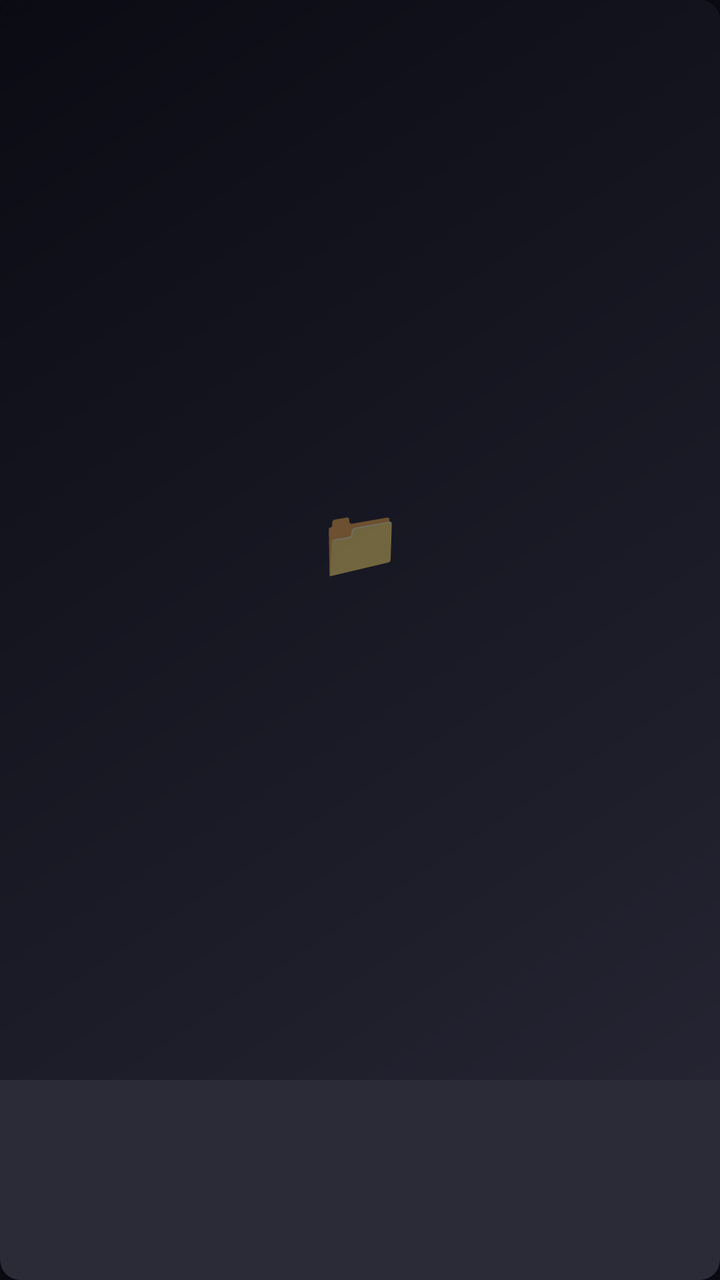
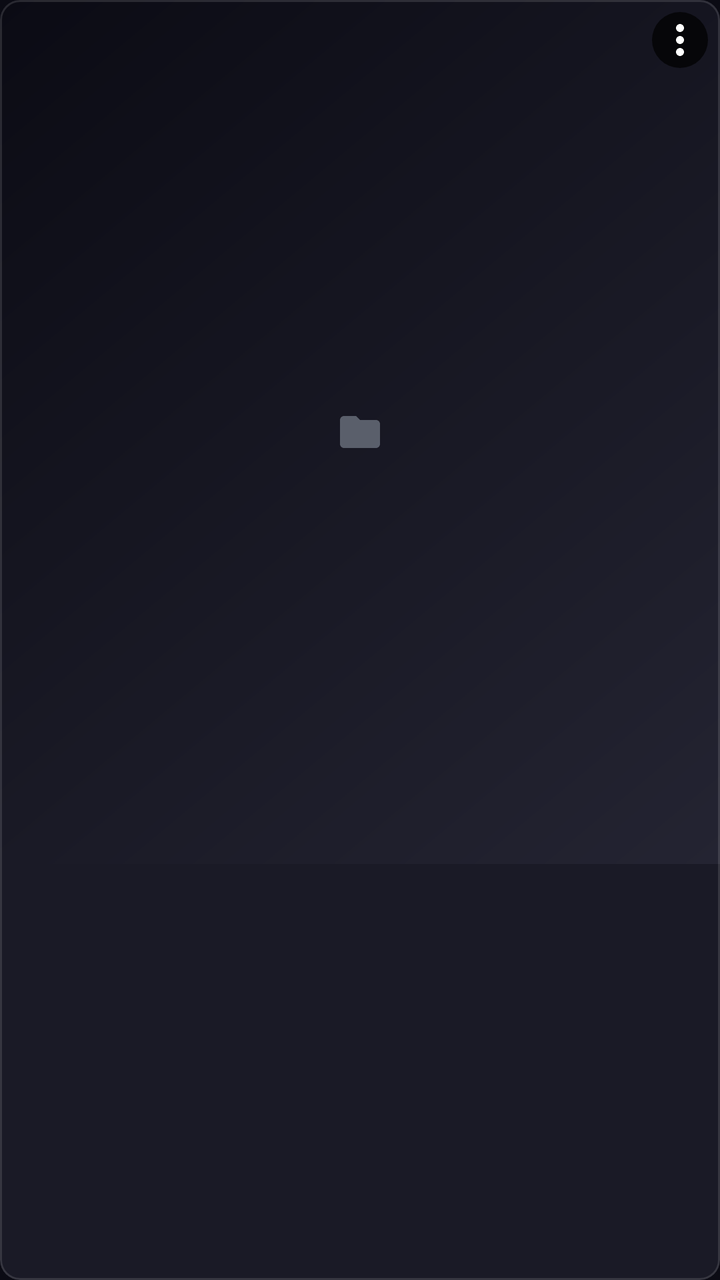

Compare the two renders of this Android layout. The source of the first and the diff that turns it into the second are given below.
<!-- AndroidManifest.xml: application theme Theme.RetroTube -->
<!-- res/layout/item_folder.xml -->
<?xml version="1.0" encoding="utf-8"?>
<com.google.android.material.card.MaterialCardView
    xmlns:android="http://schemas.android.com/apk/res/android"
    xmlns:app="http://schemas.android.com/apk/res-auto"
    android:id="@+id/folderCard"
    android:layout_width="match_parent"
    android:layout_height="wrap_content"
    android:layout_margin="7dp"
    android:clickable="true"
    android:focusable="true"
    app:cardBackgroundColor="@color/retro_surface"
    app:cardCornerRadius="10dp"
    app:cardElevation="3dp"
    app:rippleColor="@color/retro_teal">

    <androidx.constraintlayout.widget.ConstraintLayout
        android:layout_width="match_parent"
        android:layout_height="wrap_content">

        <View
            android:id="@+id/folderArt"
            android:layout_width="0dp"
            android:layout_height="0dp"
            android:background="@drawable/folder_poster_background"
            app:layout_constraintDimensionRatio="2:3"
            app:layout_constraintTop_toTopOf="parent"
            app:layout_constraintStart_toStartOf="parent"
            app:layout_constraintEnd_toEndOf="parent" />

        <TextView
            android:layout_width="wrap_content"
            android:layout_height="wrap_content"
            android:text="📁"
            android:textSize="34sp"
            android:alpha="0.55"
            app:layout_constraintTop_toTopOf="@id/folderArt"
            app:layout_constraintBottom_toBottomOf="@id/folderArt"
            app:layout_constraintStart_toStartOf="@id/folderArt"
            app:layout_constraintEnd_toEndOf="@id/folderArt" />

        <TextView
            android:id="@+id/removeFolderButton"
            android:layout_width="28dp"
            android:layout_height="28dp"
            android:layout_margin="6dp"
            android:text="✕"
            android:textColor="@android:color/white"
            android:textSize="14sp"
            android:gravity="center"
            android:background="@drawable/poster_icon_background"
            android:visibility="gone"
            app:layout_constraintTop_toTopOf="@id/folderArt"
            app:layout_constraintStart_toStartOf="@id/folderArt" />

        <TextView
            android:id="@+id/folderName"
            android:layout_width="0dp"
            android:layout_height="wrap_content"
            android:layout_marginStart="10dp"
            android:layout_marginEnd="10dp"
            android:layout_marginTop="10dp"
            android:layout_marginBottom="12dp"
            android:textColor="@color/retro_text_primary"
            android:textSize="14.5sp"
            android:lineSpacingExtra="2dp"
            android:textStyle="bold"
            android:maxLines="2"
            android:ellipsize="end"
            app:layout_constraintTop_toBottomOf="@id/folderArt"
            app:layout_constraintStart_toStartOf="parent"
            app:layout_constraintEnd_toEndOf="parent"
            app:layout_constraintBottom_toBottomOf="parent" />

    </androidx.constraintlayout.widget.ConstraintLayout>

</com.google.android.material.card.MaterialCardView>
<!-- resources referenced by this layout -->
<resources>
  <color name="retro_surface">#1A1A26</color>
  <color name="retro_teal">#2FE6D0</color>
  <color name="retro_text_primary">#F2F2F5</color>
  <!-- drawable folder_poster_background (drawable) -->
  <?xml version="1.0" encoding="utf-8"?>
  <shape xmlns:android="http://schemas.android.com/apk/res/android">
      <gradient
          android:type="linear"
          android:angle="135"
          android:startColor="@color/retro_surface_alt"
          android:endColor="@color/retro_background" />
  </shape>
  <!-- drawable poster_icon_background (drawable) -->
  <?xml version="1.0" encoding="utf-8"?>
  <shape xmlns:android="http://schemas.android.com/apk/res/android"
      android:shape="oval">
      <solid android:color="#B8000000" />
  </shape>
  <style name="Theme.RetroTube" parent="Theme.MaterialComponents.NoActionBar">
          <item name="colorPrimary">@color/retro_teal</item>
          <item name="colorPrimaryDark">@color/retro_background</item>
          <item name="colorOnPrimary">@color/retro_teal_on</item>
          <item name="colorSecondary">@color/retro_magenta</item>
          <item name="colorOnSecondary">@color/retro_magenta_on</item>
          <item name="colorSurface">@color/retro_surface</item>
          <item name="colorOnSurface">@color/retro_text_primary</item>
          <item name="colorOnBackground">@color/retro_text_primary</item>
          <item name="android:windowBackground">@color/retro_background</item>
          <item name="android:textColorPrimary">@color/retro_text_primary</item>
          <item name="android:textColorSecondary">@color/retro_text_muted</item>
          <item name="radioButtonStyle">@style/Widget.RetroTube.RadioButton</item>
          <item name="switchStyle">@style/Widget.RetroTube.Switch</item>
      </style>
  <color name="retro_surface_alt">#242432</color>
  <color name="retro_background">#0B0B14</color>
  <color name="retro_teal_on">#05201C</color>
  <color name="retro_magenta">#FF2E88</color>
  <color name="retro_magenta_on">#2B0716</color>
  <color name="retro_text_muted">#9098A6</color>
  <style name="Widget.RetroTube.RadioButton" parent="Widget.MaterialComponents.CompoundButton.RadioButton">
          <item name="android:minHeight">56dp</item>
          <item name="android:paddingVertical">10dp</item>
          <item name="android:paddingStart">4dp</item>
          <item name="android:gravity">center_vertical</item>
      </style>
  <style name="Widget.RetroTube.Switch" parent="Widget.MaterialComponents.CompoundButton.Switch">
          <item name="android:minHeight">56dp</item>
          <item name="android:paddingVertical">10dp</item>
          <item name="android:paddingStart">4dp</item>
          <item name="android:gravity">center_vertical</item>
      </style>
</resources>

<!-- the commit's change to res/layout/item_folder.xml (unified diff, before → after) -->
@@ -10,7 +10,9 @@
     android:focusable="true"
     app:cardBackgroundColor="@color/retro_surface"
     app:cardCornerRadius="10dp"
-    app:cardElevation="3dp"
+    app:cardElevation="0dp"
+    app:strokeWidth="1dp"
+    app:strokeColor="@color/card_stroke"
     app:rippleColor="@color/retro_teal">
 
     <androidx.constraintlayout.widget.ConstraintLayout
@@ -22,35 +24,46 @@
             android:layout_width="0dp"
             android:layout_height="0dp"
             android:background="@drawable/folder_poster_background"
-            app:layout_constraintDimensionRatio="2:3"
+            app:layout_constraintDimensionRatio="5:6"
             app:layout_constraintTop_toTopOf="parent"
             app:layout_constraintStart_toStartOf="parent"
             app:layout_constraintEnd_toEndOf="parent" />
 
-        <TextView
-            android:layout_width="wrap_content"
-            android:layout_height="wrap_content"
-            android:text="📁"
-            android:textSize="34sp"
-            android:alpha="0.55"
+        <ImageView
+            android:id="@+id/folderPoster"
+            android:layout_width="0dp"
+            android:layout_height="0dp"
+            android:scaleType="centerCrop"
+            android:visibility="gone"
             app:layout_constraintTop_toTopOf="@id/folderArt"
             app:layout_constraintBottom_toBottomOf="@id/folderArt"
             app:layout_constraintStart_toStartOf="@id/folderArt"
             app:layout_constraintEnd_toEndOf="@id/folderArt" />
 
-        <TextView
-            android:id="@+id/removeFolderButton"
+        <ImageView
+            android:id="@+id/folderPlaceholderIcon"
+            android:layout_width="36dp"
+            android:layout_height="36dp"
+            android:alpha="0.55"
+            android:src="@drawable/ic_folder"
+            android:scaleType="centerInside"
+            app:tint="@color/retro_text_muted"
+            app:layout_constraintTop_toTopOf="@id/folderArt"
+            app:layout_constraintBottom_toBottomOf="@id/folderArt"
+            app:layout_constraintStart_toStartOf="@id/folderArt"
+            app:layout_constraintEnd_toEndOf="@id/folderArt" />
+
+        <ImageView
+            android:id="@+id/folderMenuButton"
             android:layout_width="28dp"
             android:layout_height="28dp"
             android:layout_margin="6dp"
-            android:text="✕"
-            android:textColor="@android:color/white"
-            android:textSize="14sp"
-            android:gravity="center"
             android:background="@drawable/poster_icon_background"
-            android:visibility="gone"
             app:layout_constraintTop_toTopOf="@id/folderArt"
-            app:layout_constraintStart_toStartOf="@id/folderArt" />
+            app:layout_constraintEnd_toEndOf="@id/folderArt"
+        android:src="@drawable/ic_more_vert"
+        android:scaleType="centerInside"
+        app:tint="@android:color/white" />
 
         <TextView
             android:id="@+id/folderName"
@@ -65,6 +78,7 @@
             android:lineSpacingExtra="2dp"
             android:textStyle="bold"
             android:maxLines="2"
+            android:minLines="2"
             android:ellipsize="end"
             app:layout_constraintTop_toBottomOf="@id/folderArt"
             app:layout_constraintStart_toStartOf="parent"
<!-- resource entries referenced after the edit -->
@@ -1,5 +1,6 @@
 <!-- resources referenced by this layout -->
 <resources>
+  <color name="card_stroke">#1FFFFFFF</color>
   <color name="retro_surface">#1A1A26</color>
   <color name="retro_teal">#2FE6D0</color>
   <color name="retro_text_primary">#F2F2F5</color>
@@ -12,6 +13,30 @@
           android:startColor="@color/retro_surface_alt"
           android:endColor="@color/retro_background" />
   </shape>
+  <!-- drawable ic_folder (drawable) -->
+  <?xml version="1.0" encoding="utf-8"?>
+  <vector xmlns:android="http://schemas.android.com/apk/res/android"
+      android:width="24dp"
+      android:height="24dp"
+      android:viewportWidth="24"
+      android:viewportHeight="24"
+      android:tint="?attr/colorControlNormal">
+      <path
+          android:fillColor="#FF000000"
+          android:pathData="M10 4H4c-1.1 0-1.99.9-1.99 2L2 18c0 1.1.9 2 2 2h16c1.1 0 2-.9 2-2V8c0-1.1-.9-2-2-2h-8l-2-2z" />
+  </vector>
+  <!-- drawable ic_more_vert (drawable) -->
+  <?xml version="1.0" encoding="utf-8"?>
+  <vector xmlns:android="http://schemas.android.com/apk/res/android"
+      android:width="24dp"
+      android:height="24dp"
+      android:viewportWidth="24"
+      android:viewportHeight="24"
+      android:tint="?attr/colorControlNormal">
+      <path
+          android:fillColor="#FF000000"
+          android:pathData="M12 8c1.1 0 2-.9 2-2s-.9-2-2-2-2 .9-2 2 .9 2 2 2zm0 2c-1.1 0-2 .9-2 2s.9 2 2 2 2-.9 2-2-.9-2-2-2zm0 6c-1.1 0-2 .9-2 2s.9 2 2 2 2-.9 2-2-.9-2-2-2z" />
+  </vector>
   <!-- drawable poster_icon_background (drawable) -->
   <?xml version="1.0" encoding="utf-8"?>
   <shape xmlns:android="http://schemas.android.com/apk/res/android"
